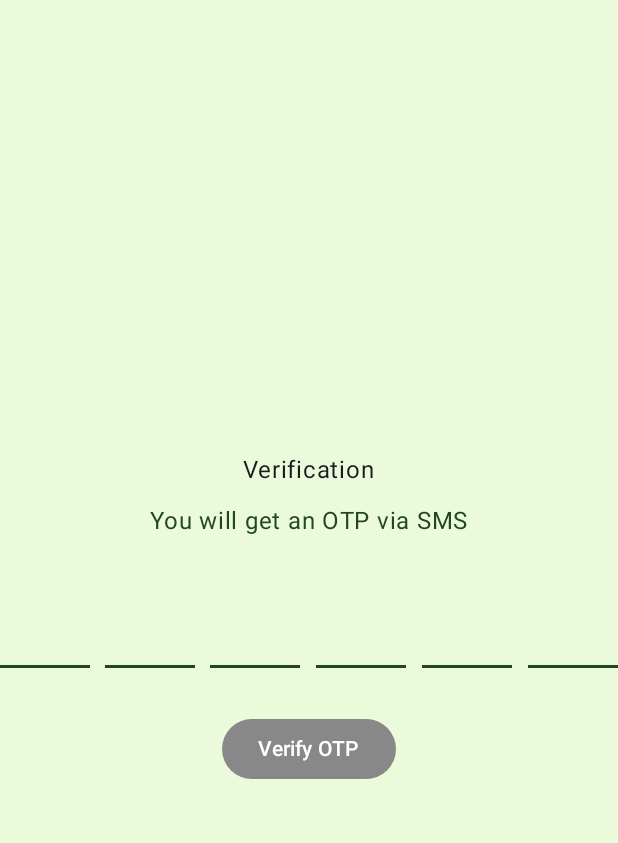
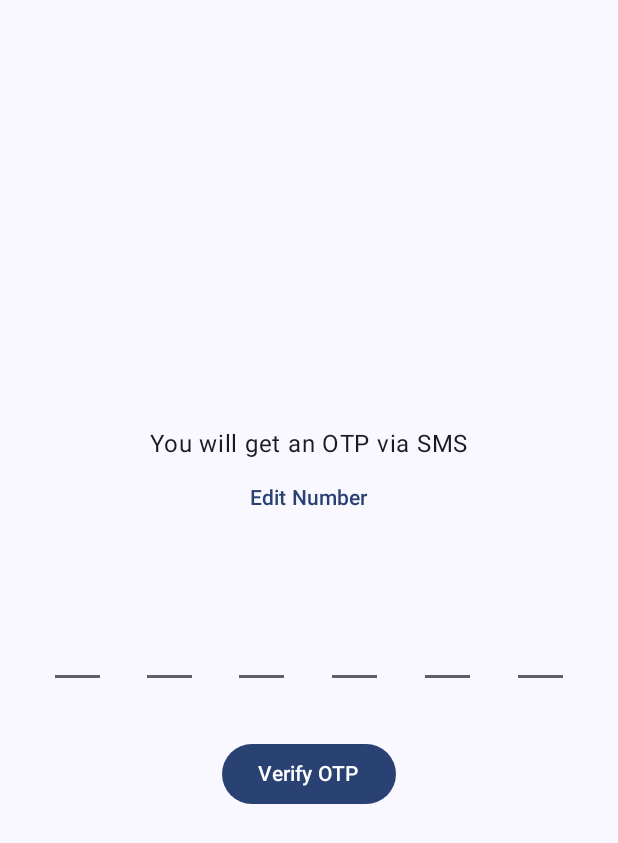
Before and after one commit to Medi-Pal/Medipal-Android, an Android app built with Jetpack Compose: the OtpScreen screen opened through its navigation route, on a phone screen of 412 x 824 dp. Shown: the top 843 px of the screen. Run offline under Robolectric (Android 15) with nearby library versions, the phone set to English and light mode, and no system bars; our stand-ins replace Firebase (no records; nobody signed in at launch, a user with empty details on screens opened directly).

Commit message:
Add phone number validation and match theme

```diff
--- a/app/src/main/java/com/example/medipal/ui/screens/OtpScreen.kt
+++ b/app/src/main/java/com/example/medipal/ui/screens/OtpScreen.kt
@@ -1,6 +1,6 @@
 package com.example.medipal.ui.screens
 
-import androidx.compose.foundation.background
+import androidx.compose.foundation.border
 import androidx.compose.foundation.layout.Arrangement
 import androidx.compose.foundation.layout.Box
 import androidx.compose.foundation.layout.Column
@@ -8,15 +8,17 @@ import androidx.compose.foundation.layout.Row
 import androidx.compose.foundation.layout.Spacer
 import androidx.compose.foundation.layout.fillMaxSize
 import androidx.compose.foundation.layout.height
+import androidx.compose.foundation.layout.padding
 import androidx.compose.foundation.layout.size
 import androidx.compose.foundation.layout.width
 import androidx.compose.foundation.text.BasicTextField
 import androidx.compose.foundation.text.KeyboardOptions
 import androidx.compose.material3.Button
-import androidx.compose.material3.ButtonDefaults
 import androidx.compose.material3.MaterialTheme
 import androidx.compose.material3.Text
+import androidx.compose.material3.TextButton
 import androidx.compose.runtime.Composable
+import androidx.compose.runtime.collectAsState
 import androidx.compose.runtime.getValue
 import androidx.compose.runtime.mutableStateOf
 import androidx.compose.runtime.remember
@@ -25,10 +27,12 @@ import androidx.compose.ui.Alignment
 import androidx.compose.ui.Modifier
 import androidx.compose.ui.graphics.Color
 import androidx.compose.ui.platform.LocalContext
+import androidx.compose.ui.res.stringResource
 import androidx.compose.ui.text.input.KeyboardType
 import androidx.compose.ui.unit.dp
 import androidx.lifecycle.viewmodel.compose.viewModel
 import androidx.navigation.NavController
+import com.example.medipal.R
 import com.example.medipal.ui.AuthViewModel
 
 @Composable
@@ -41,21 +45,17 @@ fun OtpScreen(
     var otp by remember {
         mutableStateOf("")
     }
-    val bgColor = Color(0xFFECFADC)
-    val tColor = Color(0xFF204720)
-
+    val uiState = authViewModel.uiState.collectAsState()
     Column(
         modifier = Modifier
-            .fillMaxSize()
-            .background(bgColor),
+            .fillMaxSize(),
         horizontalAlignment = Alignment.CenterHorizontally,
         verticalArrangement = Arrangement.Center
     ) {
-        Text(
-            text = "Verification",
-        )
-        Spacer(modifier = Modifier.size(10.dp))
-        Text(text = "You will get an OTP via SMS", color = tColor)
+        Text(text = "You will get an OTP via SMS")
+        TextButton(onClick = {navController.navigateUp()}) {
+            Text(text = "Edit Number")
+        }
         Spacer(modifier = Modifier.size(50.dp))
         BasicTextField(
             value = otp,
@@ -64,10 +64,13 @@ fun OtpScreen(
             },
             keyboardOptions = KeyboardOptions(
                 keyboardType = KeyboardType.Number
-            )
+            ),
+            modifier = Modifier.padding(10.dp)
         ) {
             Row(
-                horizontalArrangement = Arrangement.spacedBy(10.dp)
+                horizontalArrangement = Arrangement.spacedBy(10.dp),
+                modifier = modifier
+                    .padding(start = 16.dp, end = 16.dp)
             ) {
                 repeat(6) {index ->
                     val number = when {
@@ -82,13 +85,12 @@ fun OtpScreen(
                         Text(
                             text = number.toString(),
                             style = MaterialTheme.typography.titleLarge,
-                            color = tColor
                         )
                         Box(
                             modifier = Modifier
-                                .width(60.dp)
+                                .width(30.dp)
                                 .height(2.dp)
-                                .background(tColor)
+                                .border(1.dp, MaterialTheme.colorScheme.outline)
                         ){
 
                         }
@@ -100,9 +102,6 @@ fun OtpScreen(
         Button(
             onClick = {
                 authViewModel.verifyPhoneNumberWithCode(navController, context, otp) },
-            colors = ButtonDefaults.buttonColors(
-                if(otp.length >= 6) tColor else Color.Gray
-            )
         ) {
             Text(text = "Verify OTP", color = Color.White)
         }
--- a/app/src/main/java/com/example/medipal/ui/screens/components/Login.kt
+++ b/app/src/main/java/com/example/medipal/ui/screens/components/Login.kt
@@ -1,20 +1,18 @@
 package com.example.medipal.ui.screens.components
 
 import android.util.Log
-import androidx.compose.foundation.background
+import android.widget.Toast
 import androidx.compose.foundation.layout.Arrangement
 import androidx.compose.foundation.layout.Column
 import androidx.compose.foundation.layout.Spacer
 import androidx.compose.foundation.layout.fillMaxSize
-import androidx.compose.foundation.layout.fillMaxWidth
 import androidx.compose.foundation.layout.padding
 import androidx.compose.foundation.layout.size
 import androidx.compose.foundation.text.KeyboardOptions
 import androidx.compose.material3.Button
-import androidx.compose.material3.ButtonDefaults
+import androidx.compose.material3.MaterialTheme
 import androidx.compose.material3.OutlinedTextField
 import androidx.compose.material3.Text
-import androidx.compose.material3.TextFieldDefaults
 import androidx.compose.runtime.Composable
 import androidx.compose.runtime.getValue
 import androidx.compose.runtime.mutableStateOf
@@ -22,41 +20,48 @@ import androidx.compose.runtime.remember
 import androidx.compose.runtime.setValue
 import androidx.compose.ui.Alignment
 import androidx.compose.ui.Modifier
-import androidx.compose.ui.graphics.Color
 import androidx.compose.ui.platform.LocalContext
-import androidx.compose.ui.text.TextStyle
+import androidx.compose.ui.res.stringResource
 import androidx.compose.ui.text.input.KeyboardType
+import androidx.compose.ui.text.style.TextAlign
 import androidx.compose.ui.unit.dp
 import androidx.lifecycle.viewmodel.compose.viewModel
 import androidx.navigation.NavController
+import com.example.medipal.R
+import com.example.medipal.navigation.Route
 import com.example.medipal.ui.AuthViewModel
 
 @Composable
 fun LoginScreen(
     navController: NavController,
-    authViewModel: AuthViewModel = viewModel(factory = AuthViewModel.factory)
+    authViewModel: AuthViewModel = viewModel(factory = AuthViewModel.factory),
+    modifier: Modifier = Modifier
 ) {
     val context = LocalContext.current
     var phoneNumber by remember {
         mutableStateOf("")
     }
-    val bgColor = Color(0xFFECFADC)
-    val tColor = Color(0xFF204720)
-
+    var isSubmitted by remember {
+        mutableStateOf(false)
+    }
     Column(
+        horizontalAlignment = Alignment.CenterHorizontally,
         modifier = Modifier
+            .padding(top = 32.dp, start = 16.dp, end = 16.dp)
             .fillMaxSize()
-            .background(bgColor),
-        horizontalAlignment = Alignment.CenterHorizontally,
-        verticalArrangement = Arrangement.Center
     ) {
         Text(
-            text = "Verification",
+            text = stringResource(id = R.string.app_name),
+            style = MaterialTheme.typography.headlineLarge,
+            modifier = modifier
         )
-        Spacer(modifier = Modifier.size(10.dp))
-        Text(text = "We will send you One Time Password", color = tColor)
-        Text(text = "on your phone number", color = tColor)
-        Spacer(modifier = Modifier.size(50.dp))
+        Column(
+            verticalArrangement = Arrangement.Center,
+            horizontalAlignment = Alignment.CenterHorizontally,
+            modifier = modifier
+                .weight(1f)
+        ) {
+            Text(text = "We will send you One Time Password on your phone number", textAlign = TextAlign.Center)
             OutlinedTextField(
                     value = phoneNumber,
                     onValueChange = {
@@ -64,36 +69,37 @@ fun LoginScreen(
                             phoneNumber = it
                         }},
                     label = {
-                Text(text = "Enter Phone Number", color = tColor)
+                        Text(text = "+91", style = MaterialTheme.typography.titleMedium)
                     },
-            colors = TextFieldDefaults.colors(
-                focusedContainerColor = bgColor,
-                unfocusedLabelColor = bgColor,
-                focusedIndicatorColor = tColor,
-                cursorColor = tColor
-            ),
-            modifier = Modifier
-                .fillMaxWidth()
-                .padding(start = 20.dp, end = 20.dp),
+                    modifier = modifier,
                     singleLine = true,
                     keyboardOptions = KeyboardOptions(
                         keyboardType = KeyboardType.Number,
-            ),
-            textStyle = TextStyle(
-                color = tColor
                     )
                 )
+            if(phoneNumber.length<10 && isSubmitted){
+                Text(
+                    text = "Phone Number should have 10 digits*",
+                    style = MaterialTheme.typography.titleMedium,
+                    color = MaterialTheme.colorScheme.error
+                )
+            }
             Spacer(modifier = Modifier.size(30.dp))
             Button(
-            onClick = { authViewModel.onLoginClicked(navController, context, phoneNumber){
+                onClick = {
+                    if(phoneNumber.length==10){
+                        authViewModel.onLoginClicked(navController, context, phoneNumber){
                             Log.d("otp", "otp sent")
-                navController.navigate("otp")
-            } },
-            colors = ButtonDefaults.buttonColors(
-                if(phoneNumber.length >= 10) tColor else Color.Gray
-            )
+                            navController.navigate(Route.OTP.route)
+                    }  }
+                    else {
+                        isSubmitted = true
+                        Toast.makeText(context, "Invalid Phone Number", Toast.LENGTH_SHORT).show()
+                    }
+                }
             ) {
                 Text(text = "Send OTP")
             }
         }
     }
+}
```
Lines whose indentation alone changed are shown as unchanged.
